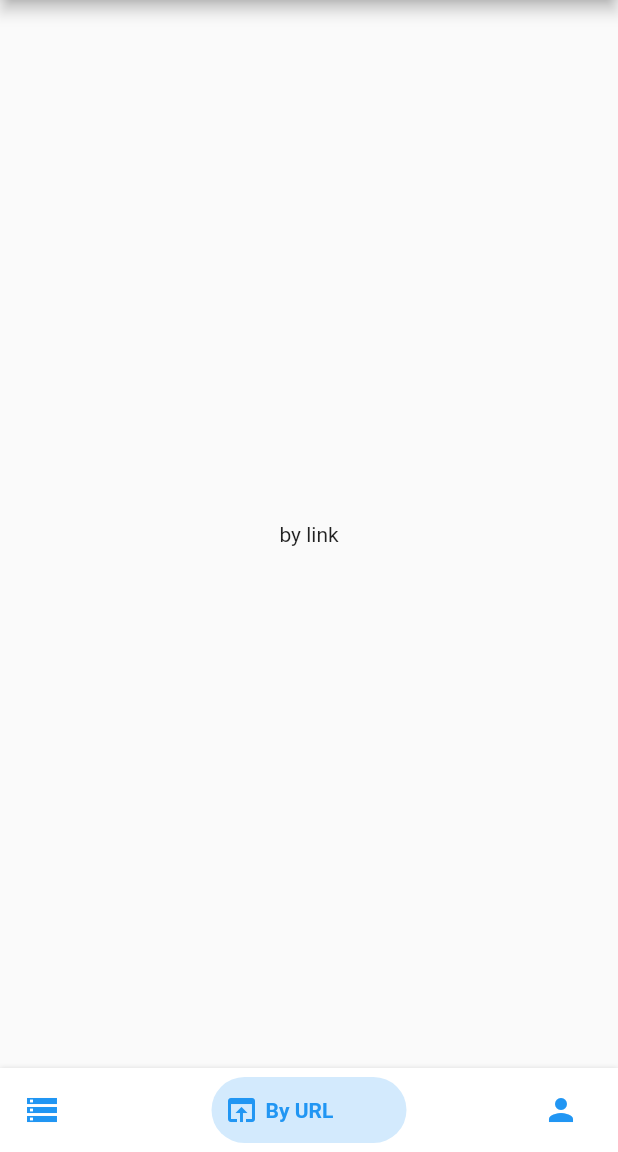
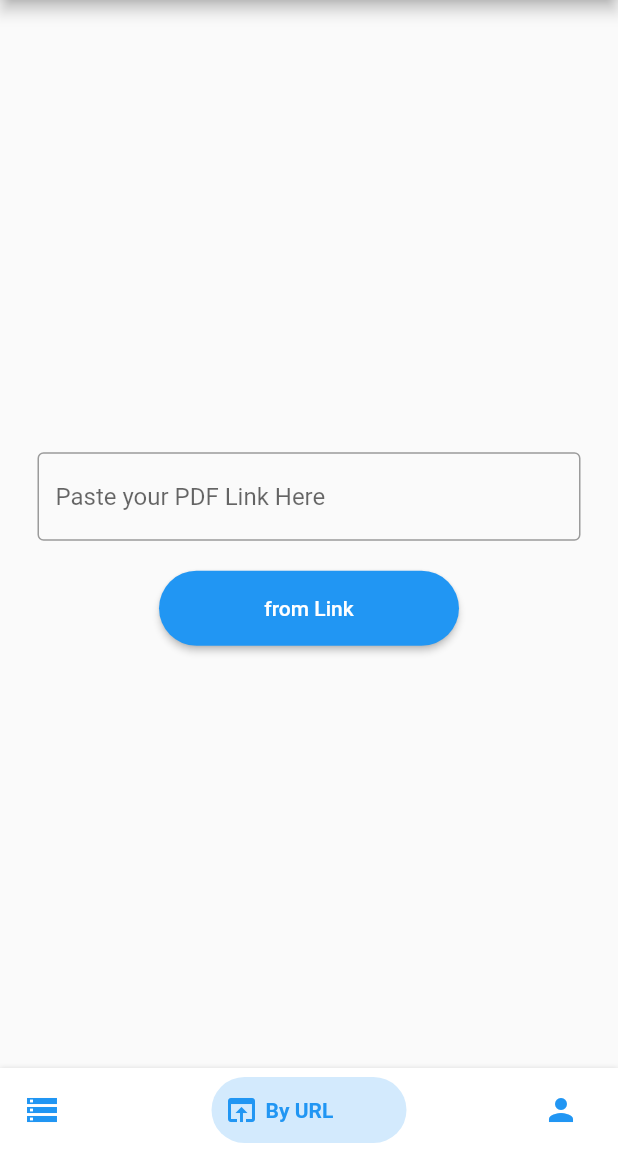
Before and after one commit to KaranDuggal/PDF-Viewer, a Flutter app: the screen it shows after launch, item 2 of the bottom bar chosen, on a phone screen of 412 x 824 dp, the part 84-1236 px from its top. Run offline on Flutter 3.47's test engine with Material 2 defaults, Android fonts, the phone set to English and light mode, and no system bars; drawn by our look-alikes of bottom_navy_bar; our stand-ins replace cool_alert, dio, file_picker, flutter_spinkit; missing offline and left inert: syncfusion_flutter_pdfviewer.

Commit message:
screens changes

```diff
--- a/lib/src/screens/by_link_screen.dart
+++ b/lib/src/screens/by_link_screen.dart
@@ -1,12 +1,88 @@
 import 'package:flutter/material.dart';
-
+import 'package:cool_alert/cool_alert.dart';
+import 'package:pdf_viewer/src/services/api_service.dart';
+import 'package:path_provider/path_provider.dart';
+import 'pdf_view_screen.dart';
+import 'dart:io';
 class ByLink extends StatelessWidget {
   const ByLink({ Key? key }) : super(key: key);
 
   @override
   Widget build(BuildContext context) {
-    return const Center(
-      child: Text("by link"),
+    String pdfUrl = '';
+    String pdfPath = '';
+    return Center(
+        child: Column(
+          mainAxisAlignment: MainAxisAlignment.center,
+          children: [
+            const SizedBox(height: 20,),
+            Container(
+              margin: const EdgeInsets.symmetric(horizontal: 25),
+              child: TextFormField(
+                keyboardType: TextInputType.text,
+                onFieldSubmitted: (value) async{
+                  pdfUrl = value;
+                  bool _validURL = Uri.parse("http://africau.edu/images/default/sample.pdf").isAbsolute;
+                  if(_validURL){
+                    final dirList = await getExternalStoragePath();
+                    final path = dirList![0].path;
+                    final file = File("$path/filename.pdf");
+                    bool data = await ApiService().downloadAndSaveInStorage(pdfUrl,file.path);
+                    if(data){
+                      pdfPath = file.path;
+                      Navigator.of(context).push(MaterialPageRoute(builder: (contaxt)=> PDFViewScreen(type: "fromStorage", filepath: pdfPath, url: pdfUrl)));
+                      return;
+                    }else{
+                      CoolAlert.show(
+                         context: context,
+                         type: CoolAlertType.error,
+                         text: "Invalid URL",
+                      );
+                    }
+                  }
+                },
+                decoration: const InputDecoration(
+                  hintText: "Paste your PDF Link Here",
+                  border: OutlineInputBorder(),
+                ),
+                onChanged: (value){
+                  pdfUrl = value;
+                },
+              )
+            ),
+            const SizedBox(height: 20,),
+            ElevatedButton(
+              style: ElevatedButton.styleFrom(
+                shape: const StadiumBorder(),
+                minimumSize: const Size(200, 50),
+              ),
+              onPressed: ()async {
+                bool _validURL = Uri.parse("http://africau.edu/images/default/sample.pdf").isAbsolute;
+                if(_validURL){
+                  final dirList = await getExternalStoragePath();
+                  final path = dirList![0].path;
+                  final file = File("$path/filename.pdf");
+                  bool data = await ApiService().downloadAndSaveInStorage(pdfUrl,file.path);
+                  if(data){
+                    pdfPath = file.path;
+                    Navigator.of(context).push(MaterialPageRoute(builder: (contaxt)=> PDFViewScreen(type: "fromStorage", filepath: pdfPath, url: pdfUrl)));
+                    return;
+                  }else{
+                    CoolAlert.show(
+                       context: context,
+                       type: CoolAlertType.error,
+                       text: "Invalid URL",
+                    );
+                  }
+                }
+              },
+              child: const Text("from Link"),
+            ),
+          ],
+        )
     );
   }
 }
+Future <List<Directory>?> getExternalStoragePath() async{
+  return getExternalStorageDirectories(type: StorageDirectory.documents);
+}
```
Also changed, not shown: lib/src/screens/by_storage.dart (+65 -70 lines).
